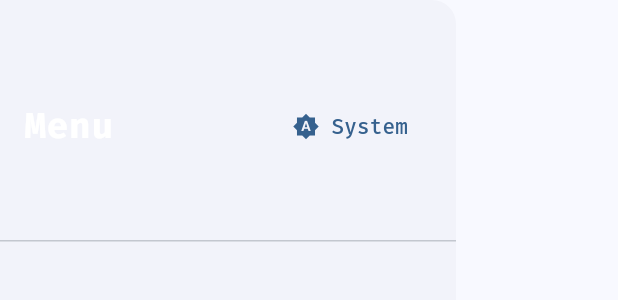
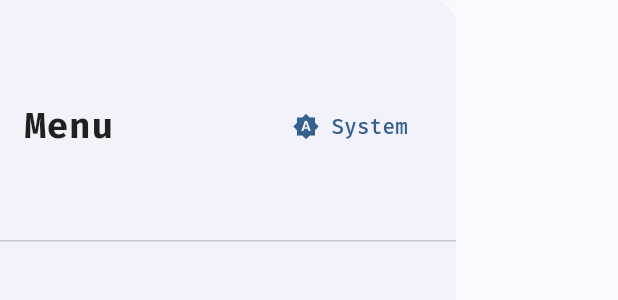
Before and after one commit to wiliantv/portifolio, a Flutter app: the ResponsiveMenu widget shown alone on an empty page, opened directly, on a phone screen of 412 x 824 dp. Shown: the top 300 px of the screen. Run offline on Flutter 3.47's test engine with Material 3 defaults, Android fonts, the phone set to English and light mode, and no system bars; our stand-ins replace easy_dynamic_theme, font_awesome_flutter, go_router, google_fonts.

```diff
--- a/lib/widgets/drawer.dart
+++ b/lib/widgets/drawer.dart
@@ -24,7 +24,7 @@ class ResponsiveMenu extends StatelessWidget {
                 Text(
                   'Menu',
                   style: TextStyle(
-                    color: Colors.white,
+                    // color: ,
                     fontSize: 24,
                     fontWeight: FontWeight.bold,
                   ),
```
